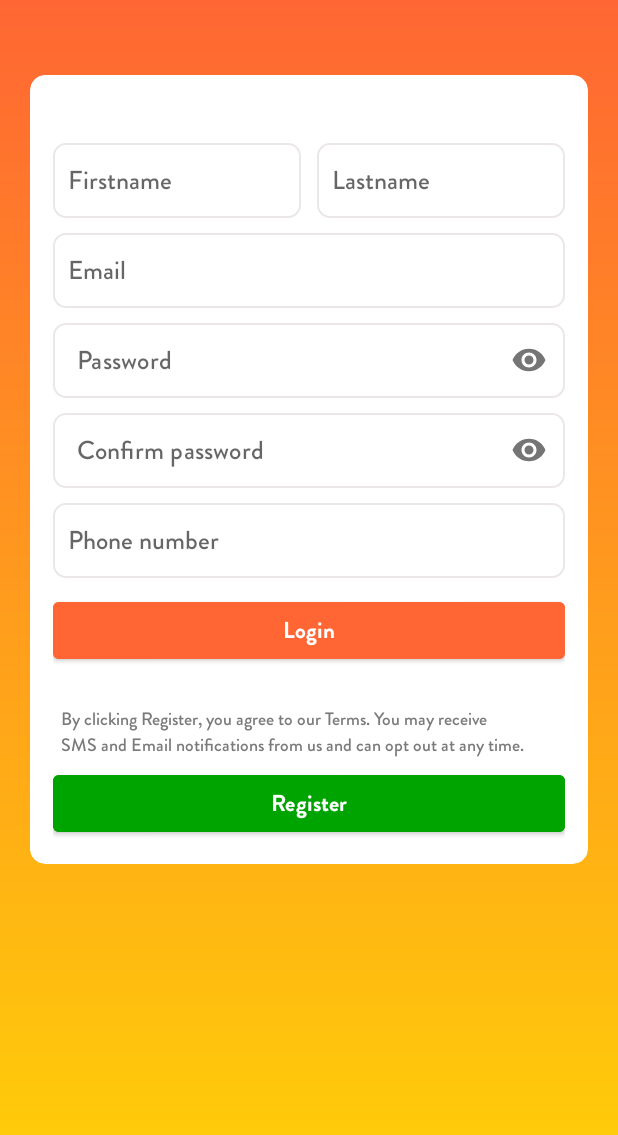
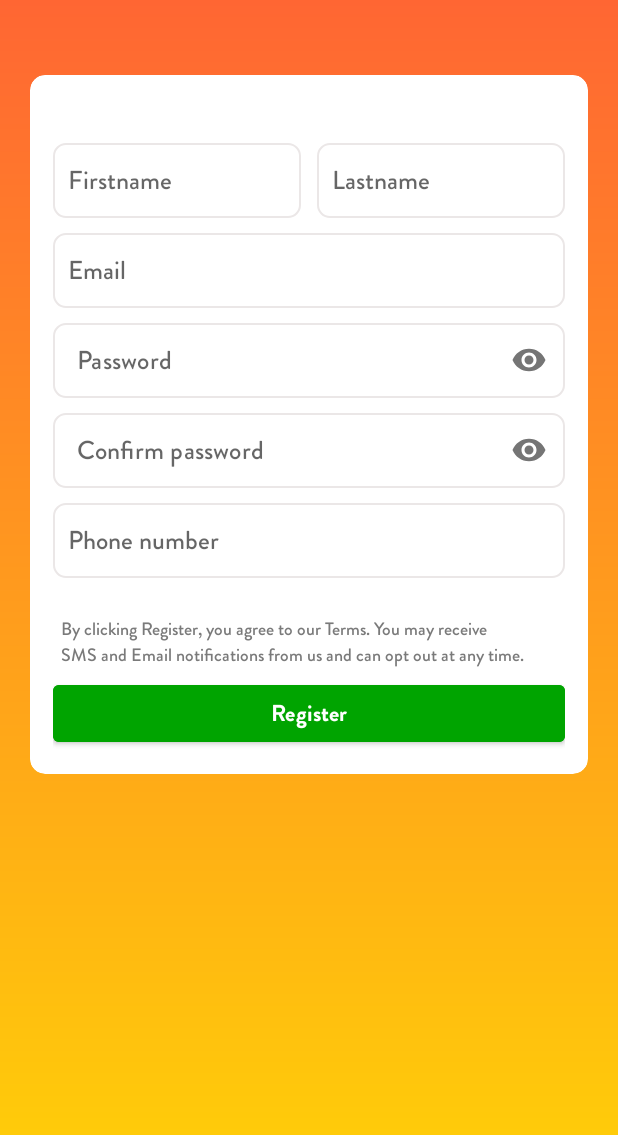
Before and after one commit to darmilola/Balloon, an Android app: the Signup screen opened directly, with no data from a screen before it, on a phone screen of 412 x 824 dp. Shown: the top 1135 px of the screen. Run offline under Robolectric (Android 15) with nearby library versions, the phone set to English and light mode, and no system bars; our stand-ins replace RxJava, data binding; 6 statements that could not run were skipped.

Commit message:
Implemented signup login

```diff
--- a/app/src/main/AndroidManifest.xml
+++ b/app/src/main/AndroidManifest.xml
@@ -1,6 +1,8 @@
 <?xml version="1.0" encoding="utf-8"?>
 <manifest xmlns:android="http://schemas.android.com/apk/res/android"
     package="com.useballoon">
+
+    <uses-permission android:name="android.permission.INTERNET" />
 
     <application
         android:allowBackup="true"
@@ -10,6 +12,9 @@
         android:supportsRtl="true"
         android:testOnly="false"
         android:theme="@style/Theme.Balloon">
+        <activity
+            android:name=".MainActivity2"
+            android:exported="false" />
         <activity
             android:name=".Signup"
             android:exported="false" />
--- /dev/null
+++ b/app/src/main/java/com/useballoon/Retrofit/API.java
@@ -0,0 +1,18 @@
+package com.useballoon.Retrofit;
+
+import com.useballoon.Models.LoginUser;
+import com.useballoon.Models.ResponseStatus;
+import com.useballoon.Models.SignupUser;
+
+import io.reactivex.Observable;
+import retrofit2.http.Body;
+import retrofit2.http.GET;
+import retrofit2.http.POST;
+
+public interface API {
+    @POST("users")
+     Observable<ResponseStatus> signUp(@Body SignupUser signupUser);
+
+    @POST("users/auth")
+    Observable<ResponseStatus> login(@Body LoginUser loginUser);
+}
--- a/app/src/main/java/com/useballoon/Signup.kt
+++ b/app/src/main/java/com/useballoon/Signup.kt
@@ -1,11 +1,90 @@
 package com.useballoon
 
+import android.content.Intent
+import android.os.Bundle
 import androidx.appcompat.app.AppCompatActivity
-import android.os.Bundle
+import com.useballoon.viewModels.SignupViewModel
+import androidx.databinding.DataBindingUtil;
+import androidx.lifecycle.Observer;
+import com.useballoon.databinding.ActivitySignupBinding
+
+
+import androidx.lifecycle.ViewModelProviders
+import android.text.TextUtils
+import android.widget.Toast
+import com.useballoon.Models.SignupUser
+import com.useballoon.Utils.LottieLoadingDialog
+import java.util.*
+import kotlin.math.sign
+
 
 class Signup : AppCompatActivity() {
+    private var signupViewModel: SignupViewModel? = null
+    private var binding: ActivitySignupBinding? = null
+    private var loadingDialog: LottieLoadingDialog? = null
     override fun onCreate(savedInstanceState: Bundle?) {
         super.onCreate(savedInstanceState)
-        setContentView(R.layout.activity_signup)
+        initView()
+    }
+
+    private fun initView(){
+
+        loadingDialog = LottieLoadingDialog(this)
+        signupViewModel = ViewModelProviders.of(this).get(SignupViewModel::class.java)
+
+        binding = DataBindingUtil.setContentView(this, R.layout.activity_signup)
+
+        binding!!.setLifecycleOwner(this)
+
+        binding!!.signupViewModel = signupViewModel
+
+
+        signupViewModel!!.user.observe(this, Observer<SignupUser> { signupUser ->
+            if (TextUtils.isEmpty(signupUser.firstname)) {
+                binding!!.signupFirstname.error = "Required"
+                binding!!.signupFirstname.requestFocus()
+            }
+
+            else if (TextUtils.isEmpty(signupUser.lastname)) {
+                binding!!.signupLastname.error = "Required"
+                binding!!.signupLastname.requestFocus()
+            }
+
+            else if (TextUtils.isEmpty(signupUser.email)) {
+                binding!!.signupEmail.error = "Required"
+                binding!!.signupEmail.requestFocus()
+            }
+            else if (TextUtils.isEmpty(signupUser.password)) {
+                binding!!.signupPassword.error = "Required"
+                binding!!.signupPassword.requestFocus()
+            }
+            else if (TextUtils.isEmpty(signupUser.confirmPassword)) {
+                binding!!.signupPasswordConfirm.error = "Required"
+                binding!!.signupPasswordConfirm.requestFocus()
+            }
+            else if (TextUtils.isEmpty(signupUser.phonenumber)) {
+                binding!!.signupPhone.error = "Required"
+                binding!!.signupPhone.requestFocus()
+            }
+            else if (signupUser.isLoading) {
+                loadingDialog!!.showLoadingDialog()
+            }
+            else if(signupUser.signupStatus){
+                loadingDialog!!.cancelLoadingDialog()
+                startActivity(Intent(this@Signup,MainActivity2::class.java))
+            }
+            else if (!signupUser.isPasswordMatch){
+                loadingDialog!!.cancelLoadingDialog()
+                Toast.makeText(this@Signup, "Password does not match", Toast.LENGTH_LONG).show()
+            }
+            else if(!signupUser.signupStatus){
+                loadingDialog!!.cancelLoadingDialog()
+                Toast.makeText(this@Signup, "Email already exist", Toast.LENGTH_LONG).show()
+            }
+
+        })
+
+
+
     }
 }
--- /dev/null
+++ b/app/src/main/java/com/useballoon/Utils/LottieLoadingDialog.java
@@ -0,0 +1,33 @@
+package com.useballoon.Utils;
+
+import android.app.Dialog;
+import android.content.Context;
+import android.graphics.Color;
+import android.graphics.drawable.ColorDrawable;
+import android.view.ViewGroup;
+import android.widget.TextView;
+
+import com.useballoon.R;
+
+
+public class LottieLoadingDialog {
+
+    private Dialog loadingDialog;
+    private Context mContext;
+
+    public LottieLoadingDialog(Context context){
+        this.mContext = context;
+        loadingDialog = new Dialog(mContext);
+        loadingDialog.setContentView(R.layout.lottie_loading);
+        loadingDialog.setCancelable(false);
+        loadingDialog.getWindow().setLayout(ViewGroup.LayoutParams.MATCH_PARENT, ViewGroup.LayoutParams.MATCH_PARENT);
+        loadingDialog.getWindow().setBackgroundDrawable(new ColorDrawable(Color.TRANSPARENT));
+    }
+
+    public void showLoadingDialog(){
+        loadingDialog.show();
+    }
+    public void cancelLoadingDialog(){
+        loadingDialog.dismiss();
+    }
+}
--- /dev/null
+++ b/app/src/main/java/com/useballoon/viewModels/SignupViewModel.java
@@ -0,0 +1,84 @@
+package com.useballoon.viewModels;
+
+import android.text.TextUtils;
+import android.view.View;
+
+import androidx.lifecycle.MutableLiveData;
+import androidx.lifecycle.ViewModel;
+
+import com.useballoon.Models.ResponseStatus;
+import com.useballoon.Models.SignupUser;
+import com.useballoon.Retrofit.API;
+import com.useballoon.Retrofit.RetrofitClient;
+import com.useballoon.Signup;
+
+import io.reactivex.android.schedulers.AndroidSchedulers;
+import io.reactivex.disposables.CompositeDisposable;
+import io.reactivex.functions.Consumer;
+import io.reactivex.schedulers.Schedulers;
+import retrofit2.Retrofit;
+
+public class SignupViewModel extends ViewModel {
+    public MutableLiveData<String> email = new MutableLiveData<>();
+    public MutableLiveData<String> password = new MutableLiveData<>();
+    public MutableLiveData<String> firstname = new MutableLiveData<>();
+    public MutableLiveData<String> lastname = new MutableLiveData<>();
+    public MutableLiveData<String> confirmPassword = new MutableLiveData<>();
+    public MutableLiveData<String> phonenumber = new MutableLiveData<>();
+    private MutableLiveData<SignupUser> userMutableLiveData;
+    private API api;
+    private Retrofit retrofit;
+    CompositeDisposable compositeDisposable = new CompositeDisposable();
+
+    public MutableLiveData<SignupUser> getUser() {
+
+        if (userMutableLiveData == null) {
+            userMutableLiveData = new MutableLiveData<>();
+        }
+        return userMutableLiveData;
+
+    }
+
+
+    public void onClick(View view) {
+
+
+        SignupUser signupUser = new SignupUser(firstname.getValue(), lastname.getValue(), email.getValue(), password.getValue(), confirmPassword.getValue(), phonenumber.getValue());
+
+
+        if(!TextUtils.isEmpty(firstname.getValue()) && !TextUtils.isEmpty(lastname.getValue()) && !TextUtils.isEmpty(email.getValue()) && !TextUtils.isEmpty(password.getValue()) && !TextUtils.isEmpty(confirmPassword.getValue()) && !TextUtils.isEmpty(phonenumber.getValue()) && signupUser.isPasswordMatch()){
+
+            signupUser.setIsLoading(true);
+            userMutableLiveData.setValue(signupUser);
+
+            SignupUser mSignupUser = new SignupUser(firstname.getValue(), lastname.getValue(), email.getValue(), password.getValue(), phonenumber.getValue());
+            Retrofit retrofit = RetrofitClient.getInstance();
+            api = retrofit.create(API.class);
+            compositeDisposable.add(api.signUp(mSignupUser)
+                    .subscribeOn(Schedulers.io())
+                    .observeOn(AndroidSchedulers.mainThread())
+                    .subscribe(new Consumer<ResponseStatus>() {
+                        @Override
+                        public void accept(ResponseStatus responseStatus) throws Exception {
+                               if(responseStatus.getStatus().equalsIgnoreCase("success")){
+                                    signupUser.setIsLoading(false);
+                                    signupUser.setSignupStatus(true);
+                                    userMutableLiveData.setValue(signupUser);
+                               }
+                            else if(responseStatus.getStatus().equalsIgnoreCase("failure")){
+                                    signupUser.setIsLoading(false);
+                                    signupUser.setSignupStatus(false);
+                                    userMutableLiveData.setValue(signupUser);
+                            }
+                        }
+
+                    }));
+        }
+        else {
+            signupUser.setIsLoading(false);
+            userMutableLiveData.setValue(signupUser);
+
+        }
+    }
+
+}
--- a/app/src/main/res/layout/activity_signup.xml
+++ b/app/src/main/res/layout/activity_signup.xml
@@ -1,8 +1,17 @@
 <?xml version="1.0" encoding="utf-8"?>
-<LinearLayout xmlns:android="http://schemas.android.com/apk/res/android"
+<layout xmlns:android="http://schemas.android.com/apk/res/android"
+    xmlns:app="http://schemas.android.com/apk/res-auto"
+    xmlns:tools="http://schemas.android.com/tools">
+
+    <data>
+        <variable
+            name="SignupViewModel"
+            type="com.useballoon.viewModels.SignupViewModel" />
+    </data>
+
+<LinearLayout
     android:layout_width="match_parent"
     android:layout_height="match_parent"
-    xmlns:app="http://schemas.android.com/apk/res-auto"
     android:background="@drawable/login_gradient"
     android:orientation="vertical">
     <ScrollView
@@ -45,7 +54,11 @@
                             android:layout_height="50dp"
                             android:layout_weight="1"
                             android:paddingLeft="10dp"
+                            android:text="@={SignupViewModel.firstname}"
                             android:hint="Firstname"
+                            android:inputType="text"
+                            android:maxLines="1"
+                            android:id="@+id/signup_firstname"
                             android:layout_marginRight="5dp"
                             android:fontFamily="@font/gromed"
                             android:textSize="17dp"
@@ -58,9 +71,13 @@
                             android:layout_weight="1"
                             android:hint="Lastname"
                             android:paddingLeft="10dp"
+                            android:text="@={SignupViewModel.lastname}"
                             android:layout_marginLeft="5dp"
                             android:fontFamily="@font/gromed"
                             android:textSize="17dp"
+                            android:inputType="text"
+                            android:maxLines="1"
+                            android:id="@+id/signup_lastname"
                             android:background="@drawable/auth_edittext_background"/>
                     </LinearLayout>
                     <EditText
@@ -68,9 +85,13 @@
                         android:layout_height="50dp"
                         android:layout_weight="1"
                         android:hint="Email"
+                        android:text="@={SignupViewModel.email}"
                         android:paddingLeft="10dp"
                         android:fontFamily="@font/gromed"
                         android:textSize="17dp"
+                        android:inputType="text"
+                        android:maxLines="1"
+                        android:id="@+id/signup_email"
                         android:background="@drawable/auth_edittext_background"/>
 
 
@@ -86,13 +107,14 @@
                         android:layout_marginTop="10dp">
 
                         <EditText
-                            android:id="@+id/etPassword"
                             android:layout_width="match_parent"
                             android:layout_height="50dp"
                             android:hint="Password"
+                            android:text="@={SignupViewModel.password}"
                             android:fontFamily="@font/gromed"
                             android:textSize="17dp"
                             android:paddingTop="10dp"
+                            android:id="@+id/signup_password"
                             android:background="@drawable/auth_edittext_background"
                             android:inputType="textPassword"
                             android:maxLines="1" />
@@ -108,12 +130,13 @@
                         android:layout_marginTop="10dp">
 
                         <EditText
-                            android:id="@+id/etPassword"
+                            android:id="@+id/signup_password_confirm"
                             android:layout_width="match_parent"
                             android:layout_height="50dp"
                             android:hint="Confirm password"
                             android:paddingTop="10dp"
                             android:fontFamily="@font/gromed"
+                            android:text="@={SignupViewModel.confirmPassword}"
                             android:textSize="17dp"
                             android:background="@drawable/auth_edittext_background"
                             android:inputType="textPassword"
@@ -129,22 +152,13 @@
                         android:paddingLeft="10dp"
                         android:layout_marginTop="10dp"
                         android:fontFamily="@font/gromed"
+                        android:id="@+id/signup_phone"
                         android:textSize="17dp"
+                        android:inputType="text"
+                        android:maxLines="1"
+                        android:text="@={SignupViewModel.phonenumber}"
                         android:background="@drawable/auth_edittext_background"/>
 
-
-
-                    <com.google.android.material.button.MaterialButton
-                        android:layout_width="match_parent"
-                        android:layout_height="50dp"
-                        android:layout_marginTop="10dp"
-                        android:text="Login"
-                        android:fontFamily="@font/grobold"
-                        android:letterSpacing="0.005"
-                        android:backgroundTint="@color/balloon_primary"
-                        android:id="@+id/login_with_email_button"
-                        android:textAllCaps="false"
-                        android:textSize="15dp"/>
 
                     <TextView
                         android:layout_width="match_parent"
@@ -166,8 +180,10 @@
                         android:layout_height="50dp"
                         android:layout_gravity="center"
                         android:text="Register"
+                        android:id="@+id/signup_register_button"
                         android:fontFamily="@font/grobold"
                         android:letterSpacing="0.005"
+                        android:onClick="@{(v) -> SignupViewModel.onClick(v)}"
                         android:backgroundTint="#00a400"
                         android:textAllCaps="false"
                         android:textSize="15dp"/>
@@ -177,3 +193,4 @@
         </LinearLayout>
     </ScrollView>
 </LinearLayout>
+</layout>
```
Also changed, not shown: app/build.gradle (+42 -0 lines), app/src/main/java/com/useballoon/Login.kt (+59 -1 lines), app/src/main/java/com/useballoon/MainActivity2.kt (added, +11 -0 lines), app/src/main/java/com/useballoon/Models/LoginUser.java (added, +44 -0 lines), app/src/main/java/com/useballoon/Models/ResponseStatus.java (added, +33 -0 lines), app/src/main/java/com/useballoon/Models/SignupUser.java (added, +90 -0 lines), app/src/main/java/com/useballoon/Retrofit/RetrofitClient.java (added, +23 -0 lines), app/src/main/java/com/useballoon/viewModels/LoginViewModel.java (added, +82 -0 lines), app/src/main/res/layout/activity_login.xml (+20 -3 lines), app/src/main/res/layout/activity_main2.xml (added, +9 -0 lines), app/src/main/res/layout/lottie_loading.xml (added, +17 -0 lines), app/src/main/res/raw/loading.json (added, +1 -0 lines), app/src/main/res/raw/new_loader.json (added, +1 -0 lines).
